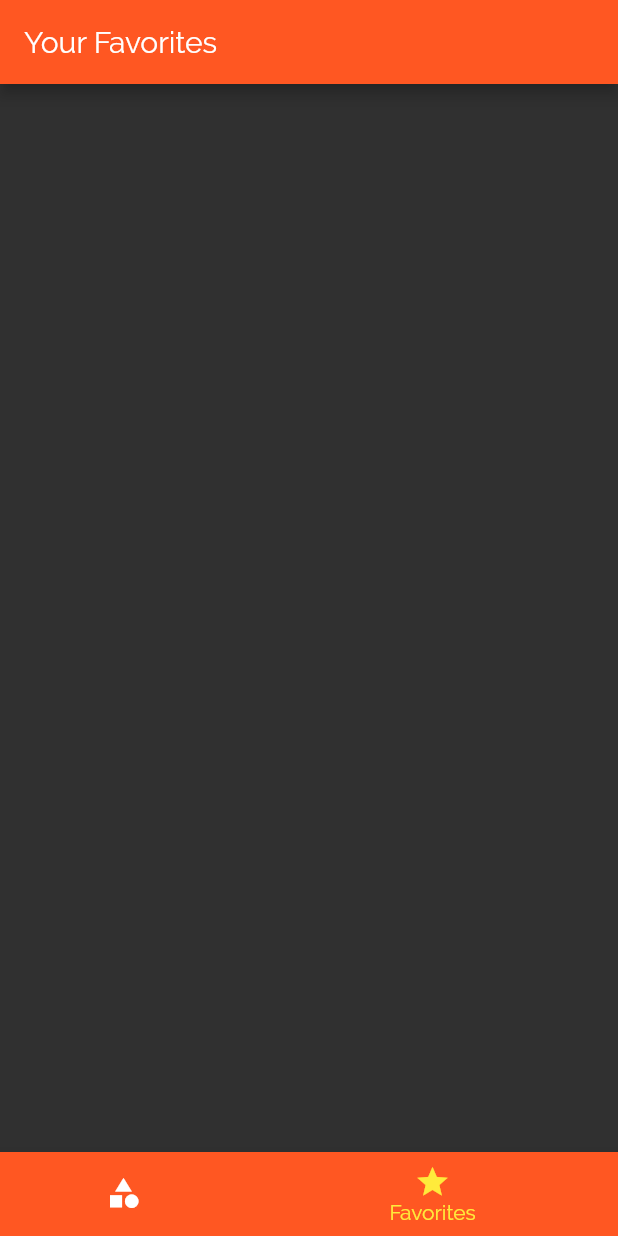
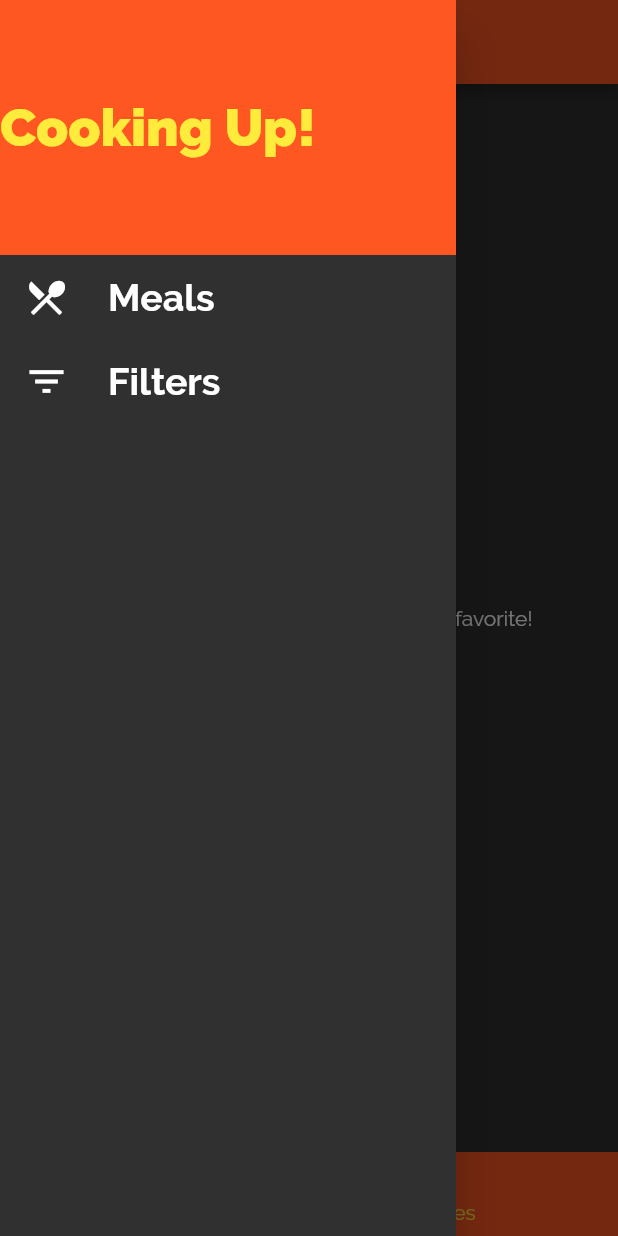
Before and after one commit to vigneshganesan008/Recipes_App, a Flutter app: the screen it shows after launch, item 2 of the bottom bar chosen, with the side drawer open (before the commit the screen has no drawer), on a phone screen of 412 x 824 dp. Run offline on Flutter 3.47's test engine with Material 2 defaults, Android fonts, the phone set to English and light mode, and no system bars.

Commit message:
completed app

```diff
--- a/lib/main.dart
+++ b/lib/main.dart
@@ -1,13 +1,65 @@
+import 'package:Meals_App/screens/categories_screen.dart';
 import 'package:Meals_App/screens/categoryMeals_screen.dart';
+import 'package:Meals_App/screens/filters_screen.dart';
 import 'package:Meals_App/screens/mealsDetail_screen.dart';
 import 'package:Meals_App/screens/tabs_screen.dart';
 import "package:flutter/material.dart";
+
+import 'dummy_data.dart';
+import 'models/meal.dart';
 
 main(List<String> args) {
   runApp(MyApp());
 }
 
-class MyApp extends StatelessWidget {
+class MyApp extends StatefulWidget {
+  @override
+  _MyAppState createState() => _MyAppState();
+}
+
+class _MyAppState extends State<MyApp> {
+  Map<String, bool> filters = {
+    "Gluten": false,
+    "Lactose": false,
+    "Vegan": false,
+    "Veg": false,
+  };
+
+  List<Meal> avaliableMeals = DUMMY_MEALS;
+  setFilters(Map<String, bool> filterData) {
+    setState(() {
+      filters = filterData;
+
+      avaliableMeals = DUMMY_MEALS.where((e) {
+        if (filters["Gluten"] && !e.isGlutenFree) return false;
+        if (filters["Lactose"] && !e.isLactoseFree) return false;
+        if (filters["Vegan"] && !e.isVegan) return false;
+        if (filters["Veg"] && !e.isVegetarian) return false;
+        return true;
+      }).toList();
+    });
+  }
+
+  List<Meal> favoriteMeals = [];
+  toggleFavorite(String mealId) {
+    final existsIndex =
+        favoriteMeals.indexWhere((element) => element.id == mealId);
+    if (existsIndex >= 0) {
+      setState(() {
+        favoriteMeals.removeAt(existsIndex);
+      });
+    } else {
+      setState(() {
+        favoriteMeals
+            .add(DUMMY_MEALS.firstWhere((element) => element.id == mealId));
+      });
+    }
+  }
+
+  bool isFavorite(String mealId) {
+    return favoriteMeals.any((element) => element.id == mealId);
+  }
+
   @override
   Widget build(BuildContext context) {
     return MaterialApp(
@@ -18,11 +70,9 @@ class MyApp extends StatelessWidget {
         accentColor: Colors.yellow,
         fontFamily: "Raleway",
         textTheme: ThemeData.dark().textTheme.copyWith(
-              bodyText1: TextStyle(
-                color: Color.fromRGBO(20, 51, 51, 1),
-              ),
+              bodyText1: TextStyle(color: Colors.white),
               bodyText2: TextStyle(
-                color: Color.fromRGBO(20, 51, 51, 1),
+                color: Colors.white,
               ),
               headline6: TextStyle(
                   fontSize: 20,
@@ -31,9 +81,11 @@ class MyApp extends StatelessWidget {
             ),
       ),
       routes: {
-        "/": (_) => TabsScreen(),
-        CategoryMeals.routeName: (_) => CategoryMeals(),
-        MealsDetails.routeName: (_) => MealsDetails(),
+        "/": (_) => TabsScreen(favoriteMeals),
+        CategoriesScreen.routeName: (_) => CategoriesScreen(),
+        CategoryMeals.routeName: (_) => CategoryMeals(avaliableMeals),
+        FiltersScreen.routeName: (_) => FiltersScreen(filters, setFilters),
+        MealsDetails.routeName: (_) => MealsDetails(toggleFavorite, isFavorite),
       },
     );
   }
--- a/lib/screens/categories_screen.dart
+++ b/lib/screens/categories_screen.dart
@@ -3,6 +3,8 @@ import '../widgets/category_item.dart';
 import "package:flutter/material.dart";
 
 class CategoriesScreen extends StatelessWidget {
+  static const routeName = "categories-screen";
+
   @override
   Widget build(BuildContext context) {
     return Padding(
--- a/lib/screens/categoryMeals_screen.dart
+++ b/lib/screens/categoryMeals_screen.dart
@@ -1,9 +1,11 @@
+import 'package:Meals_App/models/meal.dart';
 import 'package:Meals_App/widgets/meal_item.dart';
 import 'package:flutter/material.dart';
-import '../dummy_data.dart';
 
 class CategoryMeals extends StatelessWidget {
   static final routeName = "category-meals";
+  final List<Meal> selectedMeals;
+  CategoryMeals(this.selectedMeals);
 
   @override
   Widget build(BuildContext context) {
@@ -12,7 +14,7 @@ class CategoryMeals extends StatelessWidget {
     final id = routeArgs["id"];
     final title = routeArgs["title"];
 
-    final categoryMeals = DUMMY_MEALS.where((element) {
+    final categoryMeals = selectedMeals.where((element) {
       return element.categories.contains(id);
     }).toList();
 
--- a/lib/screens/favorites_screen.dart
+++ b/lib/screens/favorites_screen.dart
@@ -1,8 +1,31 @@
+import 'package:Meals_App/models/meal.dart';
+import 'package:Meals_App/widgets/meal_item.dart';
 import 'package:flutter/material.dart';
 
 class FavoriteScreen extends StatelessWidget {
+  static final routeName = "favorite-screen";
+  final List<Meal> favoriteMeals;
+  FavoriteScreen(this.favoriteMeals);
+
   @override
   Widget build(BuildContext context) {
-    return Container();
+    if (favoriteMeals.isEmpty) {
+      return Center(
+        child: Text("You hav not marked any meals as you favorite!"),
+      );
+    } else {
+      return ListView.builder(
+        itemBuilder: (context, index) {
+          return MealItem(
+              id: favoriteMeals[index].id,
+              affordability: favoriteMeals[index].affordability,
+              complexity: favoriteMeals[index].complexity,
+              duration: favoriteMeals[index].duration,
+              imageUrl: favoriteMeals[index].imageUrl,
+              title: favoriteMeals[index].title);
+        },
+        itemCount: favoriteMeals.length,
+      );
+    }
   }
 }
--- a/lib/screens/tabs_screen.dart
+++ b/lib/screens/tabs_screen.dart
@@ -1,17 +1,26 @@
 import 'package:Meals_App/screens/categories_screen.dart';
 import 'package:Meals_App/screens/favorites_screen.dart';
+import 'package:Meals_App/widgets/main_drawer.dart';
 import 'package:flutter/material.dart';
 
 class TabsScreen extends StatefulWidget {
   @override
   _TabsScreenState createState() => _TabsScreenState();
+  final favoriteMeals;
+  TabsScreen(this.favoriteMeals);
 }
 
 class _TabsScreenState extends State<TabsScreen> {
-  List<Map<String, Object>> pages = [
-    {"page": CategoriesScreen(), "title": "Categories"},
-    {"page": FavoriteScreen(), "title": "Your Favorites"}
-  ];
+  List<Map<String, Object>> pages;
+
+  @override
+  initState() {
+    pages = [
+      {"page": CategoriesScreen(), "title": "Categories"},
+      {"page": FavoriteScreen(widget.favoriteMeals), "title": "Your Favorites"}
+    ];
+    super.initState();
+  }
 
   int selectedPageIndex = 0;
   void selectPage(int index) {
@@ -23,6 +32,7 @@ class _TabsScreenState extends State<TabsScreen> {
   @override
   Widget build(BuildContext context) {
     return Scaffold(
+      drawer: MainDrawer(),
       appBar: AppBar(
         title: Text(pages[selectedPageIndex]["title"]),
       ),
--- /dev/null
+++ b/lib/widgets/main_drawer.dart
@@ -0,0 +1,53 @@
+import 'package:Meals_App/screens/filters_screen.dart';
+import 'package:flutter/material.dart';
+
+class MainDrawer extends StatelessWidget {
+  Widget buildListTile(Icon icon, String text, Function fun) {
+    return ListTile(
+      leading: icon,
+      title: Text(
+        text,
+        style: TextStyle(fontWeight: FontWeight.bold, fontSize: 25),
+      ),
+      onTap: fun,
+    );
+  }
+
+  @override
+  Widget build(BuildContext context) {
+    return Drawer(
+      child: Column(
+        children: <Widget>[
+          Container(
+            height: 170,
+            alignment: Alignment.centerLeft,
+            color: Theme.of(context).primaryColor,
+            child: Text(
+              "Cooking Up!",
+              style: TextStyle(
+                  color: Theme.of(context).accentColor,
+                  fontSize: 35,
+                  fontWeight: FontWeight.w900),
+            ),
+          ),
+          buildListTile(
+              Icon(
+                Icons.restaurant_menu,
+                size: 30,
+              ),
+              "Meals", () {
+            Navigator.of(context).pushReplacementNamed("/");
+          }),
+          buildListTile(
+              Icon(
+                Icons.filter_list,
+                size: 30,
+              ),
+              "Filters", () {
+            Navigator.of(context).pushReplacementNamed(FiltersScreen.routeName);
+          }),
+        ],
+      ),
+    );
+  }
+}
```
Also changed, not shown: lib/screens/filters_screen.dart (added, +118 -0 lines), lib/screens/mealsDetail_screen.dart (+11 -0 lines).
